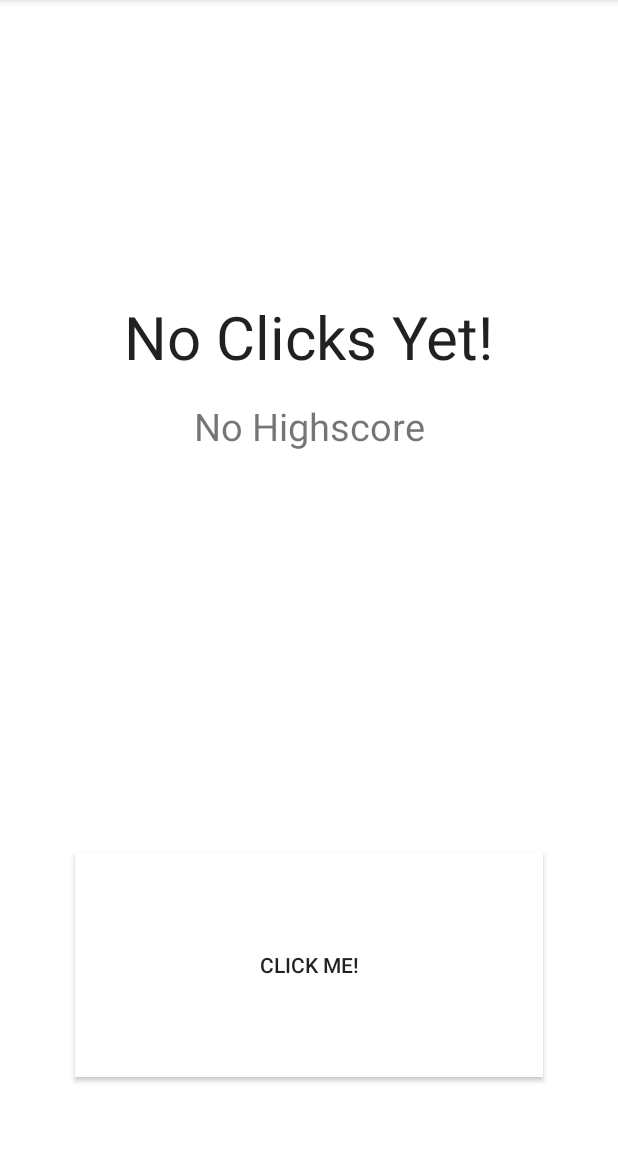
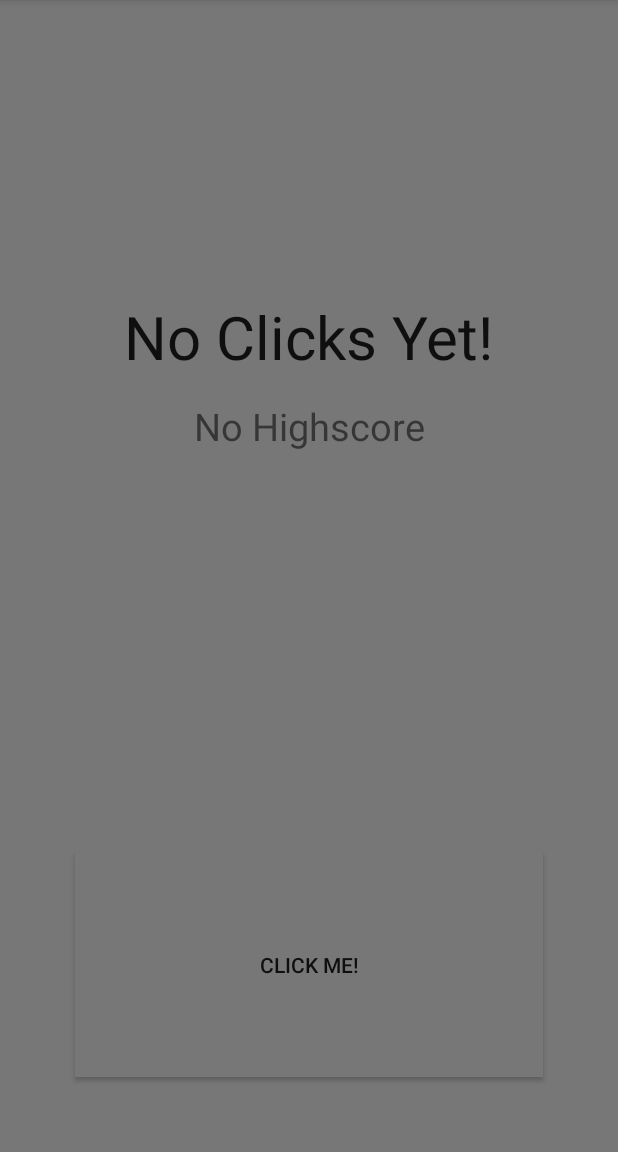
Before and after one commit to 0x1a8510f2/HWClick, an Android app: the screen it shows after launch (MainActivity), on a phone screen of 412 x 824 dp, the part 84-1236 px from its top. Run offline under Robolectric (Android 15) with nearby library versions, the light colour scheme and no system bars; libraries missing offline, so code that uses them is left out: pl.trslimey.

Commit message:
Added random colour on startup Also cleaned up code slightly

```diff
--- a/app/src/main/java/pl/trslimey/HWClick/MainActivity.kt
+++ b/app/src/main/java/pl/trslimey/HWClick/MainActivity.kt
@@ -27,6 +27,14 @@ class MainActivity : AppCompatActivity() {
         // Display high score if exists
         if (currentHighScore > 0) { txt_highscore.text = currentHighScore.toString() }
 
+        // Randomly change counter color
+        var colorCode: String = "#"
+        for (i in 1..6) { colorCode += Random(counter*i).nextInt(5,12).toString(16) }
+        // Set the random background colours
+        background.setBackgroundColor(Color.parseColor(colorCode))
+        btn_clicker.setBackgroundColor(Color.parseColor(colorCode))
+
+
         // Show toast warning
         Toast.makeText(this@MainActivity, "WARNING: This app is experimental and created for learning purposes!", Toast.LENGTH_LONG).show()
     }
@@ -34,18 +42,21 @@ class MainActivity : AppCompatActivity() {
     fun onClickerClick(view: android.view.View) {
         // Increment counter
         counter += 1
+
         // Prepare new counter string
         var counter_string: String = counter.toString()
         if (counter == 1) { counter_string += " Click" }
         else { counter_string += " Clicks" }
         // Set counter text box to this string
         txt_counter.text = counter_string
+
         // Also randomly change counter color
         var colorCode: String = "#"
         for (i in 1..6) { colorCode += Random(counter*i).nextInt(5,12).toString(16) }
         // Set the random background colours
         background.setBackgroundColor(Color.parseColor(colorCode))
         btn_clicker.setBackgroundColor(Color.parseColor(colorCode))
+
         // Get shared preferences
         val sharedPrefs = getSharedPreferences("pl.trslimey.HWClick.save", Context.MODE_PRIVATE)
         // Get current high score
```
